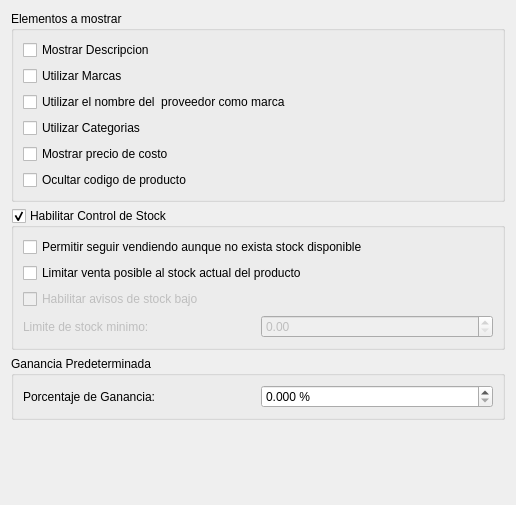
This is plugins/productos/FormPrefProductosBase.ui in tranfuga25s/gestotux as Qt 5 draws it before an edit. The edited form follows.
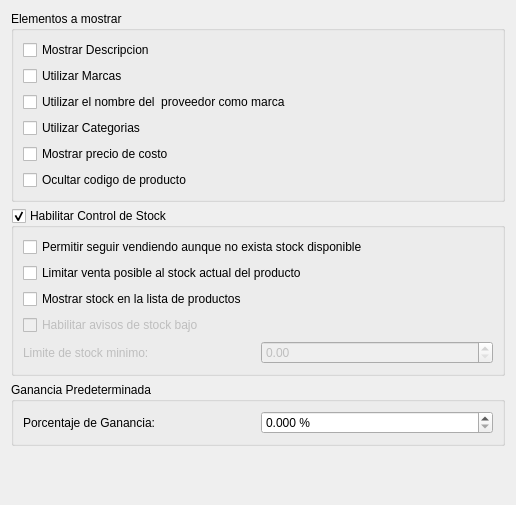
This is the edited form.

Commit message: Agregadas prefrencias para mostrar stock en la lista de productos y test para comprobar de que salga correctamente. issue #56..

Patch:
```diff
--- a/plugins/productos/FormPrefProductosBase.ui
+++ b/plugins/productos/FormPrefProductosBase.ui
@@ -100,6 +100,13 @@
         </property>
        </widget>
       </item>
+      <item>
+       <widget class="QCheckBox" name="CkBMostrarStockLista">
+        <property name="text">
+         <string>Mostrar stock en la lista de productos</string>
+        </property>
+       </widget>
+      </item>
       <item>
        <widget class="QCheckBox" name="CkBAvisosStock">
         <property name="enabled">
```
The commit also changes 1 other file.
